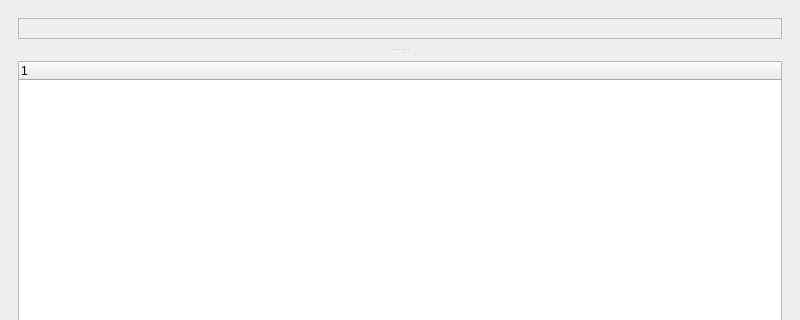
First picture: the form in src/appleseed.studio/debug/benchmarks/benchmarkwindow.ui, repository appleseedhq/appleseed, before the edit; both pictures show x 0 to 800 and y 0 to 320 of the 800 by 600 pixel window.
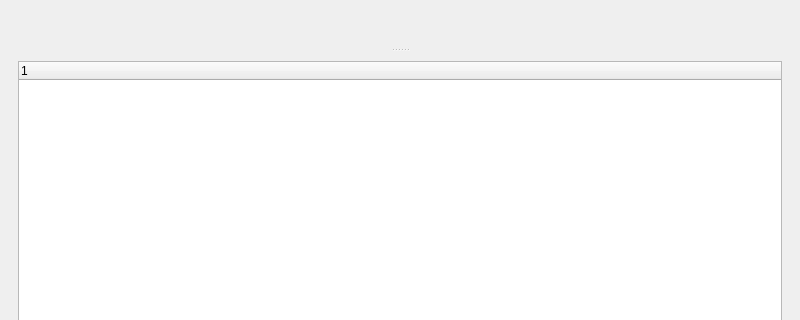
Second picture: the form after the edit.

The edit to the form file:
```diff
--- a/src/appleseed.studio/debug/benchmarks/benchmarkwindow.ui
+++ b/src/appleseed.studio/debug/benchmarks/benchmarkwindow.ui
@@ -33,18 +33,7 @@
       <enum>Qt::Vertical</enum>
      </property>
      <widget class="QWidget" name="layoutWidget">
-      <layout class="QVBoxLayout" name="graphs_contents">
-       <item>
-        <widget class="QFrame" name="frame_graphs">
-         <property name="frameShape">
-          <enum>QFrame::StyledPanel</enum>
-         </property>
-         <property name="frameShadow">
-          <enum>QFrame::Raised</enum>
-         </property>
-        </widget>
-       </item>
-      </layout>
+      <layout class="QVBoxLayout" name="graphs_contents"/>
      </widget>
      <widget class="QWidget" name="layoutWidget">
       <layout class="QVBoxLayout" name="benchmarks_contents">
```
